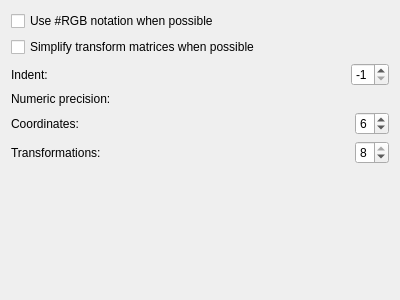
The window that src/preferences/outputpage.ui (RazrFalcon/svgcleaner-gui) describes before a commit, drawn with Qt 5.
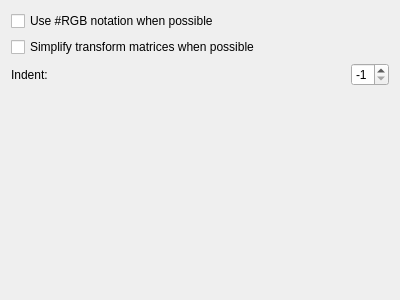
The same window after the commit.

What changed in the file:
```diff
--- a/src/preferences/outputpage.ui
+++ b/src/preferences/outputpage.ui
@@ -58,69 +58,6 @@
      </item>
     </layout>
    </item>
-   <item>
-    <widget class="QLabel" name="label_6">
-     <property name="text">
-      <string>Numeric precision:</string>
-     </property>
-    </widget>
-   </item>
-   <item>
-    <layout class="QGridLayout" name="layNumPrecision">
-     <item row="1" column="0">
-      <widget class="QLabel" name="label_4">
-       <property name="text">
-        <string>Transformations:</string>
-       </property>
-      </widget>
-     </item>
-     <item row="0" column="1">
-      <widget class="QSpinBox" name="spinBoxNPCoord">
-       <property name="sizePolicy">
-        <sizepolicy hsizetype="Fixed" vsizetype="Fixed">
-         <horstretch>0</horstretch>
-         <verstretch>0</verstretch>
-        </sizepolicy>
-       </property>
-       <property name="minimum">
-        <number>1</number>
-       </property>
-       <property name="maximum">
-        <number>8</number>
-       </property>
-       <property name="value">
-        <number>6</number>
-       </property>
-      </widget>
-     </item>
-     <item row="0" column="0">
-      <widget class="QLabel" name="label_3">
-       <property name="text">
-        <string>Coordinates:</string>
-       </property>
-      </widget>
-     </item>
-     <item row="1" column="1">
-      <widget class="QSpinBox" name="spinBoxNPTransform">
-       <property name="sizePolicy">
-        <sizepolicy hsizetype="Fixed" vsizetype="Fixed">
-         <horstretch>0</horstretch>
-         <verstretch>0</verstretch>
-        </sizepolicy>
-       </property>
-       <property name="minimum">
-        <number>1</number>
-       </property>
-       <property name="maximum">
-        <number>8</number>
-       </property>
-       <property name="value">
-        <number>8</number>
-       </property>
-      </widget>
-     </item>
-    </layout>
-   </item>
    <item>
     <spacer name="verticalSpacer">
      <property name="orientation">
@@ -128,8 +65,8 @@
      </property>
      <property name="sizeHint" stdset="0">
       <size>
-       <width>20</width>
-       <height>40</height>
+       <width>1</width>
+       <height>1</height>
       </size>
      </property>
     </spacer>
```
